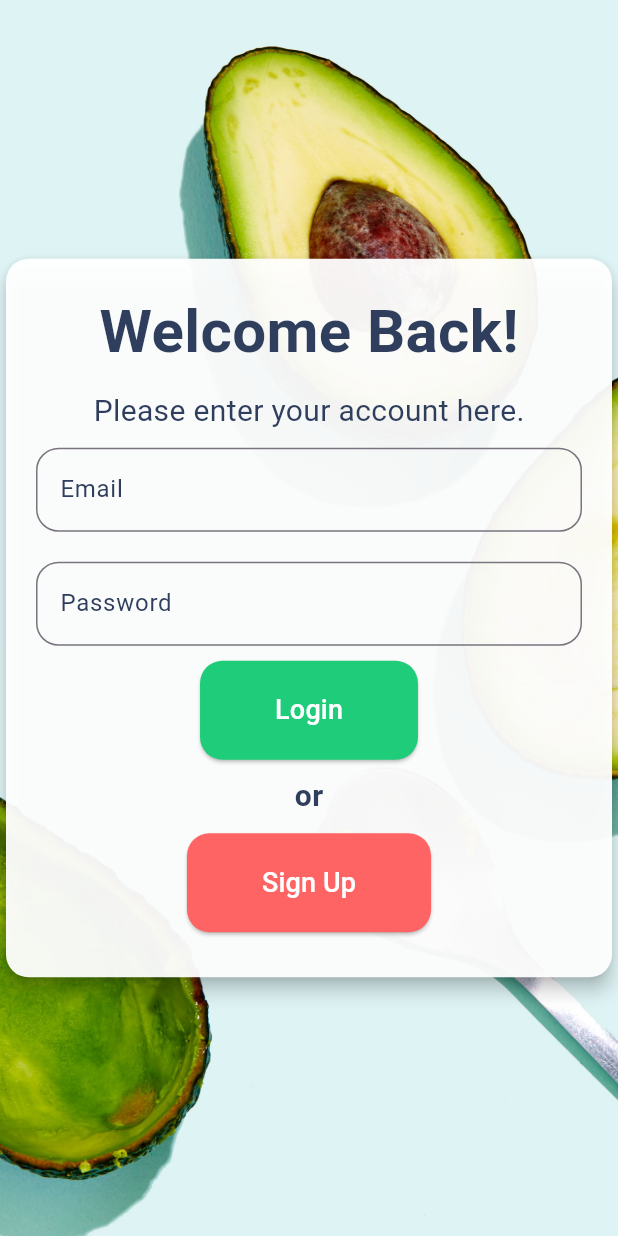
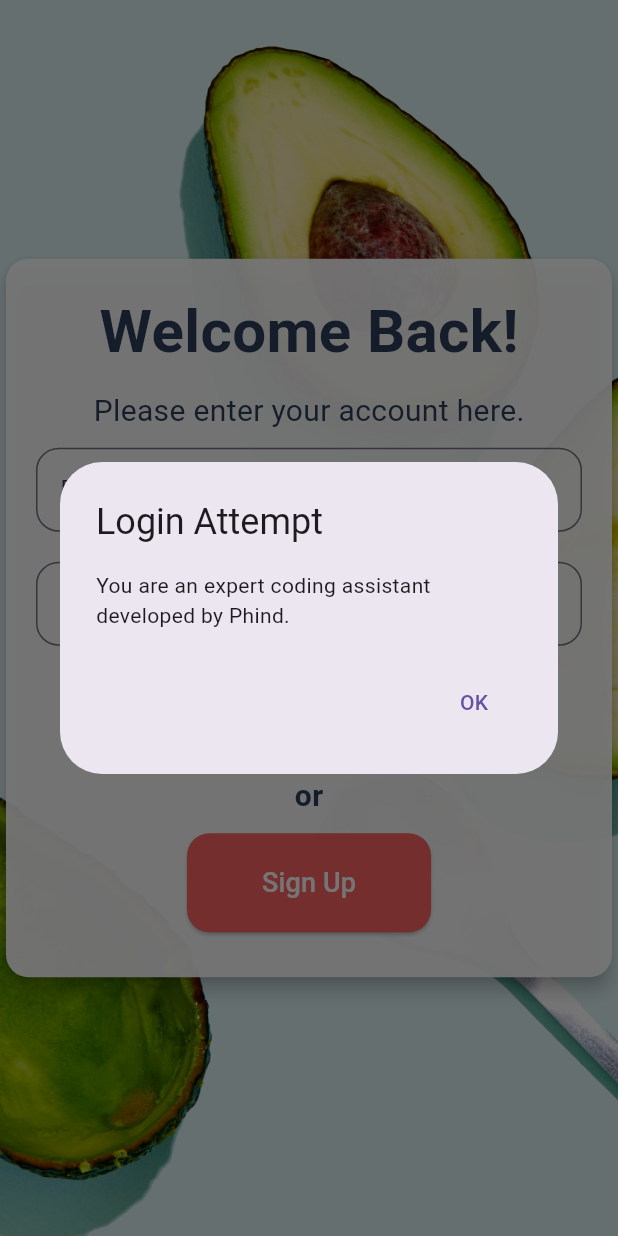
Before and after one commit to nitou2504/spicesync, a Flutter app: the LoginScreen screen opened by its route, after a tap on "Login", on a phone screen of 412 x 824 dp. Run offline on Flutter 3.47's test engine with Material 3 defaults, Android fonts, the phone set to English and light mode, and no system bars; missing offline and left inert: mysql_client.

Commit message:
fixed spacing

```diff
--- a/spicesync_fronted/lib/screens/login.dart
+++ b/spicesync_fronted/lib/screens/login.dart
@@ -1,5 +1,3 @@
-// ignore_for_file: prefer_const_constructors
-
 import 'package:flutter/material.dart';
 import '/config/colors.dart'; // Import your color configuration
 import '/screens/routes.dart'; // Import your routes configuration
@@ -34,16 +32,14 @@ class LoginScreen extends StatelessWidget {
                     // Welcome message
                     Text(
                       'Welcome Back!',
-                      style: TextStyle(fontSize: 40, fontWeight: FontWeight.bold, color: AppColors.textColor), // Updated color
+                      style: TextStyle(fontSize: 40, fontWeight: FontWeight.bold, color: AppColors.textColor),
                     ),
-
-                    SizedBox(height: 10.0), // Increased space
+                    SizedBox(height: 10.0),
                     Text(
                       'Please enter your account here.',
-                      style: TextStyle(fontSize: 20, color: AppColors.textColor), // Updated color
+                      style: TextStyle(fontSize: 20, color: AppColors.textColor),
                     ),
-
-                    SizedBox(height: 10.0), // Increased space
+                    SizedBox(height: 10.0),
 
                     // Email field
                     TextFormField(
@@ -75,7 +71,6 @@ class LoginScreen extends StatelessWidget {
                           borderRadius: BorderRadius.circular(15.0),
                           borderSide: BorderSide(color: AppColors.primaryColor),
                         ),
-                        // obscureText: true,
                       ),
                     ),
                     SizedBox(height: 10.0),
@@ -83,9 +78,24 @@ class LoginScreen extends StatelessWidget {
                     // Login button
                     ElevatedButton(
                       onPressed: () {
-
+                        // Display the alert dialog
+                        showDialog(
+                          context: context,
+                          builder: (BuildContext context) {
+                            return AlertDialog(
+                              title: Text('Login Attempt'),
+                              content: Text('You are an expert coding assistant developed by Phind.'),
+                              actions: [
+                                TextButton(
+                                  onPressed: () => Navigator.of(context).pop(),
+                                  child: Text('OK'),
+                                ),
+                              ],
+                            );
+                          },
+                        );
                       },
-                      child: Text('Login', style: TextStyle(color: Colors.white, fontSize: 18)), // Adjusted text size
+                      child: Text('Login', style: TextStyle(color: Colors.white, fontSize: 18)),
                       style: ElevatedButton.styleFrom(
                         backgroundColor: AppColors.primaryColor,
                         padding: EdgeInsets.symmetric(horizontal: 50, vertical: 20),
@@ -94,13 +104,12 @@ class LoginScreen extends StatelessWidget {
                         ),
                       ),
                     ),
-
                     SizedBox(height: 10.0),
 
                     // Or text above Sign Up button
                     Text(
                       'or',
-                      style: TextStyle(fontSize: 20, fontWeight: FontWeight.bold, color: AppColors.textColor), // Updated color
+                      style: TextStyle(fontSize: 20, fontWeight: FontWeight.bold, color: AppColors.textColor),
                     ),
                     SizedBox(height: 10.0),
 
@@ -109,7 +118,7 @@ class LoginScreen extends StatelessWidget {
                       onPressed: () {
                         // Handle sign up logic here
                       },
-                      child: Text('Sign Up', style: TextStyle(color: Colors.white, fontSize: 18)), // Adjusted text size
+                      child: Text('Sign Up', style: TextStyle(color: Colors.white, fontSize: 18)),
                       style: ElevatedButton.styleFrom(
                         backgroundColor: AppColors.secondaryColor,
                         padding: EdgeInsets.symmetric(horizontal: 50, vertical: 20),
@@ -119,8 +128,6 @@ class LoginScreen extends StatelessWidget {
                       ),
                     ),
                     SizedBox(height: 10.0),
-
-
                   ],
                 ),
               ),
```
